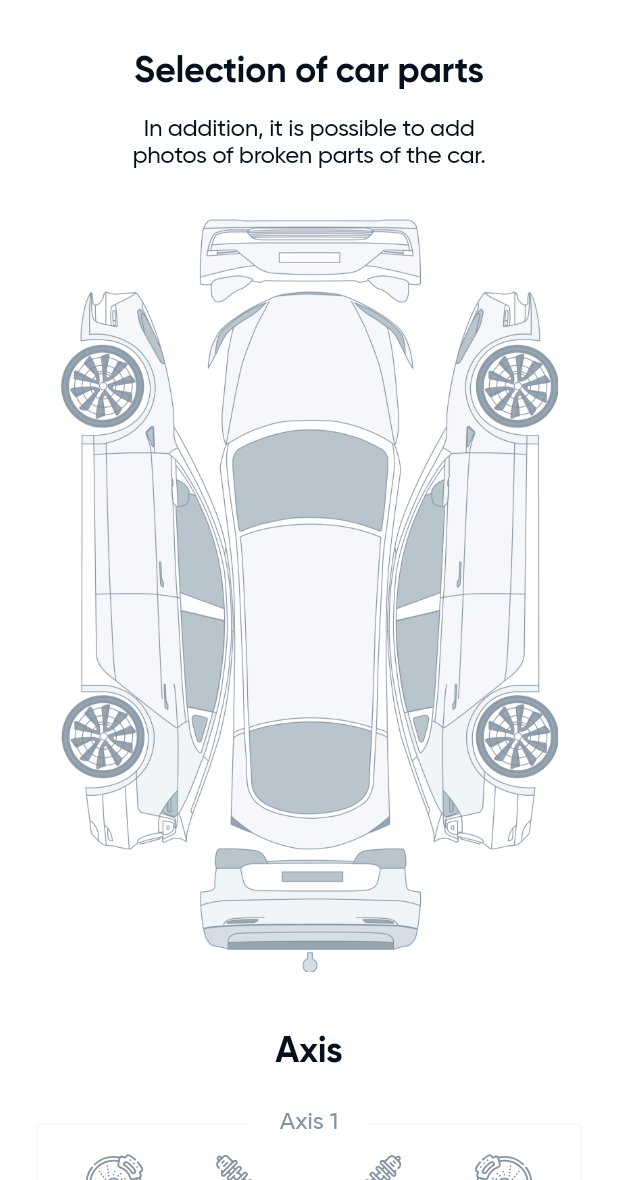
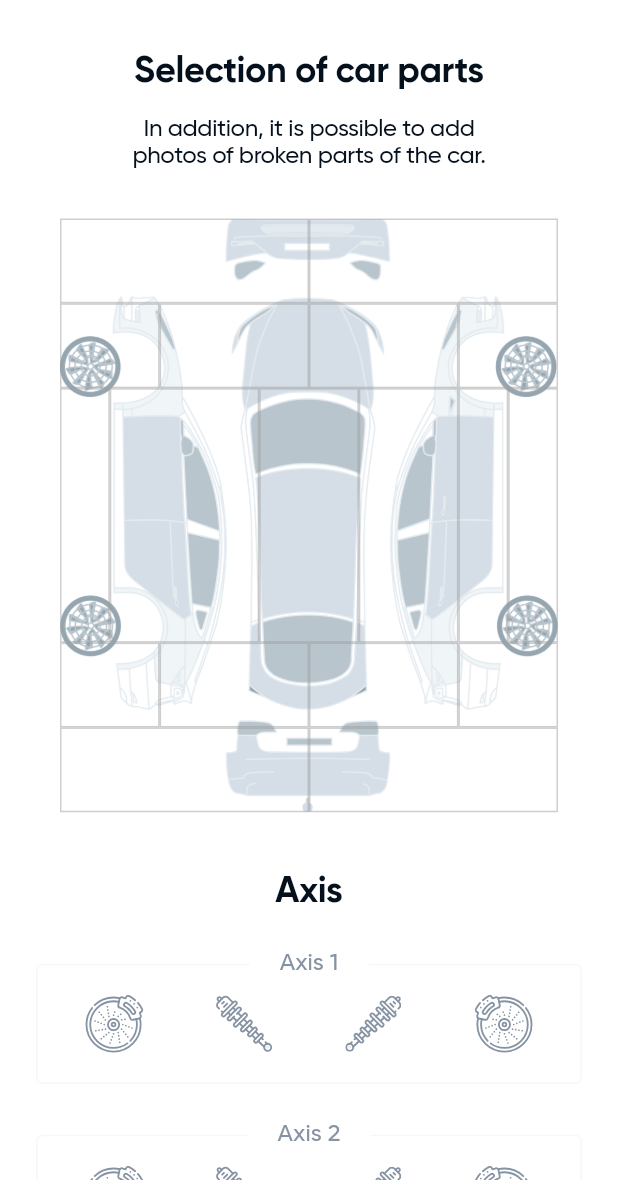
Before and after one commit to zzzSeMzzz/temp_pits_master, a Flutter app: the RepairSelectionScreen screen opened directly, on a phone screen of 412 x 824 dp, the part 56-1236 px from its top. Run offline on Flutter 3.47's test engine with Material 3 defaults, Android fonts, the phone set to English and light mode, and no system bars; our stand-ins replace another_flushbar, bloc, dio, dots_indicator, dotted_border, equatable and 14 more; missing offline and left inert: awesome_dio_interceptor; accounts and stored records are empty; project files that could hold a hidden picture were left out.

Commit message:
new car selector

```diff
--- a/lib/assets/constants/app_images.dart
+++ b/lib/assets/constants/app_images.dart
@@ -30,4 +30,6 @@ class AppImages {
   static const String alarmButton = 'assets/images/alarm_button.png';
   static const String emptyService = 'assets/images/empty_service_logo.png';
   static const String authMockLogo = 'assets/images/auth_mock_logo.png';
+  static const String imgCar = 'assets/images/img_car2.svg';
+  static const String carSelection2 = 'assets/images/car_selection_2.png';
 }
--- /dev/null
+++ b/lib/modules/service/presentation/sections/repair_selection/parts/car_selector.dart
@@ -0,0 +1,103 @@
+import 'package:flutter/material.dart';
+import '../../../../../../assets/constants/app_images.dart';
+
+class CarSelector extends StatelessWidget {
+  const CarSelector({Key? key}) : super(key: key);
+
+  @override
+  Widget build(BuildContext context) {
+    return Container(
+      margin: const EdgeInsets.symmetric(horizontal: 16),
+      child: Stack(
+        children: [
+          // Получаем размеры изображения
+          Image.asset(
+            AppImages.carSelection2,
+            fit: BoxFit.cover,
+            width: double.maxFinite,
+          ),
+
+          // Сетка, которая занимает всю высоту изображения
+          Positioned.fill(
+            child: LayoutBuilder(
+              builder: (context, constraints) {
+                return Column(
+                  children: [
+                    // Первая строка (flex: 1) - 2 ячейки
+                    Expanded(
+                      flex: 1,
+                      child: Row(
+                        children: _buildCells(2),
+                      ),
+                    ),
+
+                    // Вторая строка (flex: 1) - 4 ячейки
+                    Expanded(
+                      flex: 1,
+                      child: Row(
+                        children: [
+                          Expanded(flex: 2, child: _buildCell()), // 20%
+                          Expanded(flex: 3, child: _buildCell()), // 30%
+                          Expanded(flex: 3, child: _buildCell()), // 30%
+                          Expanded(flex: 2, child: _buildCell()), // 20%
+                        ],
+                      ),
+                    ),
+
+                    // Третья строка (flex: 3) - 6 ячеек
+                    Expanded(
+                      flex: 3,
+                      child: Row(
+                        children: [
+                          Expanded(flex: 1, child: _buildCell()), // 10%
+                          Expanded(flex: 3, child: _buildCell()), // 30%
+                          Expanded(flex: 2, child: _buildCell()), // 20%
+                          Expanded(flex: 2, child: _buildCell()), // 20%
+                          Expanded(flex: 1, child: _buildCell()), // 10%
+                          Expanded(flex: 1, child: _buildCell()), // 10%
+                        ],
+                      ),
+                    ),
+
+                    // Четвертая строка (flex: 1) - 4 ячейки
+                    Expanded(
+                      flex: 1,
+                      child: Row(
+                        children: [
+                          Expanded(flex: 2, child: _buildCell()), // 20%
+                          Expanded(flex: 3, child: _buildCell()), // 30%
+                          Expanded(flex: 3, child: _buildCell()), // 30%
+                          Expanded(flex: 2, child: _buildCell()), // 20%
+                        ],
+                      ),
+                    ),
+
+                    // Пятая строка (flex: 1) - 2 ячейки
+                    Expanded(
+                      flex: 1,
+                      child: Row(
+                        children: _buildCells(2),
+                      ),
+                    ),
+                  ],
+                );
+              },
+            ),
+          ),
+        ],
+      ),
+    );
+  }
+
+  List<Widget> _buildCells(int count) {
+    return List.generate(count, (index) => Expanded(child: _buildCell()));
+  }
+
+  Widget _buildCell() {
+    return Container(
+      decoration: BoxDecoration(
+        border: Border.all(color: Colors.grey.withOpacity(0.5), width: 1),
+      ),
+    );
+  }
+}
--- a/lib/modules/service/presentation/sections/repair_selection/repair_selection_screen.dart
+++ b/lib/modules/service/presentation/sections/repair_selection/repair_selection_screen.dart
@@ -6,6 +6,7 @@ import 'package:pits_app/assets/constants/app_images.dart';
 import 'package:pits_app/globals/widgets/interaction/w_button.dart';
 import 'package:pits_app/globals/widgets/interaction/w_textfield.dart';
 import 'package:pits_app/modules/service/presentation/sections/repair_selection/parts/axis_selector.dart';
+import 'package:pits_app/modules/service/presentation/sections/repair_selection/parts/car_selector.dart';
 import 'package:pits_app/modules/service/presentation/sections/repair_selection/parts/other_axis_selector.dart';
 
 class RepairSelectionScreen extends StatelessWidget {
@@ -75,13 +76,20 @@ class RepairSelectionScreen extends StatelessWidget {
                 const SizedBox(
                   height: 32,
                 ),
-                Container(
-                    margin: const EdgeInsets.symmetric(horizontal: 16),
-                    child: Image.asset(
-                      AppImages.carSelection,
-                      fit: BoxFit.cover,
-                      width: double.maxFinite,
-                    )),
+                // Container(
+                //     margin: const EdgeInsets.symmetric(horizontal: 16),
+                //     child: Image.asset(
+                //       AppImages.carSelection2,
+                //       fit: BoxFit.cover,
+                //       width: double.maxFinite,
+                //     )
+                //   // child: SvgPicture.asset(
+                //   //     AppImages.imgCar,
+                //   //     fit: BoxFit.cover,
+                //   //     width: double.maxFinite,
+                //   // ),
+                // ),
+                const CarSelector(),
                 const SizedBox(
                   height: 40,
                 ),
```
Also changed, not shown: assets/images/car_selection_2.png (added), assets/images/img_car2.svg (added).
